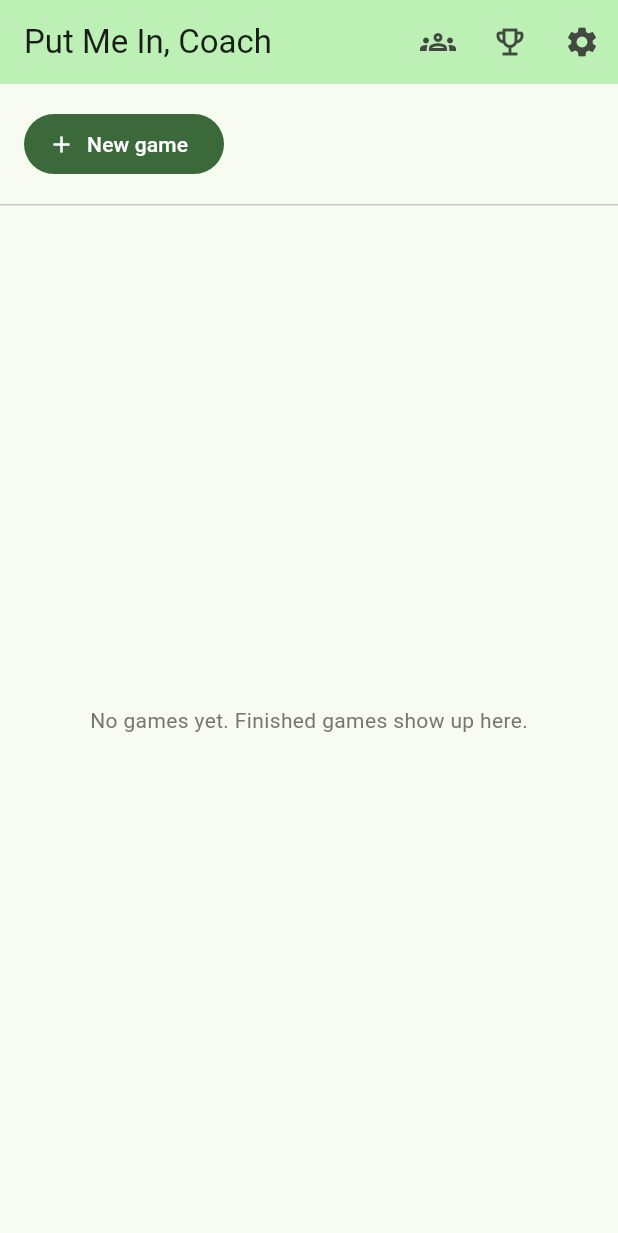
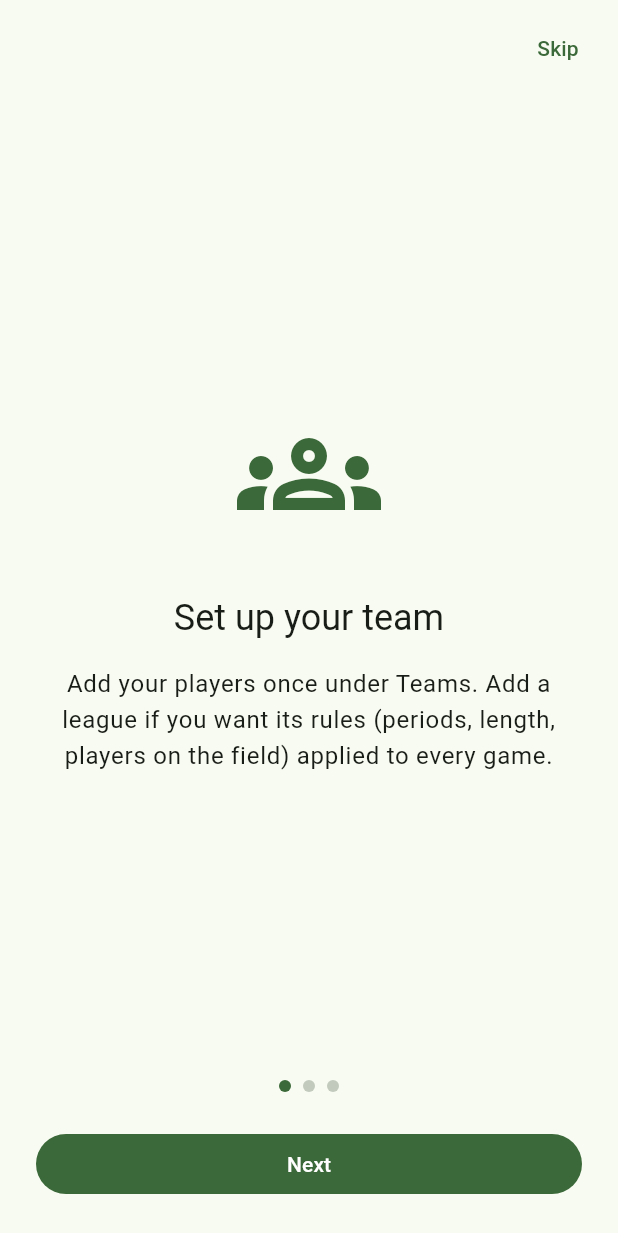
Before and after one commit to YuckiestPenguin/put-me-in-coach, a Flutter app: the screen it shows once a user with an empty profile is signed in, on a phone screen of 412 x 824 dp. Shown: the top 1233 px of the screen. Run offline on Flutter 3.47's test engine with Material 3 defaults, Android fonts, the phone set to English and light mode, and no system bars; our stand-ins replace audioplayers, cloud_firestore, firebase_auth, firebase_core, shared_preferences, vibration and 1 more; accounts and stored records are empty.

Commit message:
Add three-slide onboarding shown on first launch
Emphasizes playing-time tracking; reopen from the Home help button.

Co-Authored-By: Claude Sonnet 5.5 <noreply@anthropic.com>

```diff
--- a/lib/screens/home_screen.dart
+++ b/lib/screens/home_screen.dart
@@ -4,12 +4,25 @@ import 'package:provider/provider.dart';
 import '../models/game_state.dart';
 import 'history_screen.dart';
 import 'leagues_screen.dart';
+import 'onboarding_screen.dart';
 import 'settings_screen.dart';
 import 'teams_screen.dart';
 
 /// Landing screen: past games and a button to start a new one.
-class HomeScreen extends StatelessWidget {
+class HomeScreen extends StatefulWidget {
   const HomeScreen({super.key});
+
+  @override
+  State<HomeScreen> createState() => _HomeScreenState();
+}
+
+class _HomeScreenState extends State<HomeScreen> {
+  @override
+  void initState() {
+    super.initState();
+    WidgetsBinding.instance.addPostFrameCallback(
+        (_) => OnboardingScreen.showIfFirstTime(context));
+  }
 
   @override
   Widget build(BuildContext context) {
@@ -19,6 +32,11 @@ class HomeScreen extends StatelessWidget {
         title: const Text('Put Me In, Coach'),
         backgroundColor: scheme.primaryContainer,
         actions: [
+          IconButton(
+            tooltip: 'How it works',
+            icon: const Icon(Icons.help_outline),
+            onPressed: () => OnboardingScreen.show(context),
+          ),
           IconButton(
             tooltip: 'Teams',
             icon: const Icon(Icons.groups_outlined),
--- /dev/null
+++ b/lib/screens/onboarding_screen.dart
@@ -0,0 +1,166 @@
+import 'package:flutter/material.dart';
+import 'package:shared_preferences/shared_preferences.dart';
+
+const _seenKey = 'onboarding_seen_v1';
+
+/// Three short slides explaining the app. Shown once on first launch (per
+/// device) and again from the Home "How it works" button.
+class OnboardingScreen extends StatefulWidget {
+  const OnboardingScreen({super.key});
+
+  /// Opens the slides if this device hasn't seen them yet.
+  static Future<void> showIfFirstTime(BuildContext context) async {
+    try {
+      final prefs = await SharedPreferences.getInstance();
+      if (prefs.getBool(_seenKey) ?? false) return;
+    } catch (_) {
+      return;
+    }
+    if (!context.mounted) return;
+    await show(context);
+  }
+
+  static Future<void> show(BuildContext context) =>
+      Navigator.of(context).push(
+        MaterialPageRoute(builder: (_) => const OnboardingScreen()),
+      );
+
+  @override
+  State<OnboardingScreen> createState() => _OnboardingScreenState();
+}
+
+class _Slide {
+  final IconData icon;
+  final String title;
+  final String body;
+  const _Slide(this.icon, this.title, this.body);
+}
+
+const _slides = [
+  _Slide(
+    Icons.groups_outlined,
+    'Set up your team',
+    'Add your players once under Teams. Add a league if you want its rules '
+        '(periods, length, players on the field) applied to every game.',
+  ),
+  _Slide(
+    Icons.timer_outlined,
+    'Everyone gets their time',
+    'The clock tracks how long each player has been on the field. When a '
+        'sub is due, the app suggests who has played the least, so playing '
+        'time stays fair.',
+  ),
+  _Slide(
+    Icons.sports_soccer,
+    'Run the game',
+    'Use "Take a break" to pause and "End half" to move to the next period. '
+        'You can also keep score and goals. End the game to save a summary '
+        'to your history.',
+  ),
+];
+
+class _OnboardingScreenState extends State<OnboardingScreen> {
+  final _controller = PageController();
+  int _page = 0;
+
+  @override
+  void dispose() {
+    _controller.dispose();
+    super.dispose();
+  }
+
+  Future<void> _finish() async {
+    try {
+      final prefs = await SharedPreferences.getInstance();
+      await prefs.setBool(_seenKey, true);
+    } catch (_) {}
+    if (mounted) Navigator.of(context).pop();
+  }
+
+  void _next() {
+    if (_page == _slides.length - 1) {
+      _finish();
+    } else {
+      _controller.nextPage(
+          duration: const Duration(milliseconds: 250), curve: Curves.easeOut);
+    }
+  }
+
+  @override
+  Widget build(BuildContext context) {
+    final scheme = Theme.of(context).colorScheme;
+    final last = _page == _slides.length - 1;
+    return Scaffold(
+      body: SafeArea(
+        child: Column(
+          children: [
+            Align(
+              alignment: Alignment.centerRight,
+              child: Padding(
+                padding: const EdgeInsets.all(8),
+                child: TextButton(
+                  onPressed: _finish,
+                  child: Text(last ? '' : 'Skip'),
+                ),
+              ),
+            ),
+            Expanded(
+              child: PageView(
+                controller: _controller,
+                onPageChanged: (i) => setState(() => _page = i),
+                children: [
+                  for (final s in _slides)
+                    Padding(
+                      padding: const EdgeInsets.symmetric(horizontal: 32),
+                      child: Column(
+                        mainAxisAlignment: MainAxisAlignment.center,
+                        children: [
+                          Icon(s.icon, size: 96, color: scheme.primary),
+                          const SizedBox(height: 32),
+                          Text(s.title,
+                              textAlign: TextAlign.center,
+                              style: Theme.of(context).textTheme.headlineSmall),
+                          const SizedBox(height: 16),
+                          Text(s.body,
+                              textAlign: TextAlign.center,
+                              style: Theme.of(context).textTheme.bodyLarge),
+                        ],
+                      ),
+                    ),
+                ],
+              ),
+            ),
+            Row(
+              mainAxisAlignment: MainAxisAlignment.center,
+              children: [
+                for (var i = 0; i < _slides.length; i++)
+                  Container(
+                    width: 8,
+                    height: 8,
+                    margin: const EdgeInsets.symmetric(horizontal: 4),
+                    decoration: BoxDecoration(
+                      shape: BoxShape.circle,
+                      color: i == _page ? scheme.primary : scheme.outlineVariant,
+                    ),
+                  ),
+              ],
+            ),
+            Padding(
+              padding: const EdgeInsets.all(24),
+              child: SizedBox(
+                width: double.infinity,
+                child: FilledButton(
+                  onPressed: _next,
+                  child: Padding(
+                    padding: const EdgeInsets.symmetric(vertical: 6),
+                    child: Text(last ? 'Get started' : 'Next'),
+                  ),
+                ),
+              ),
+            ),
+          ],
+        ),
+      ),
+    );
+  }
+}
```
